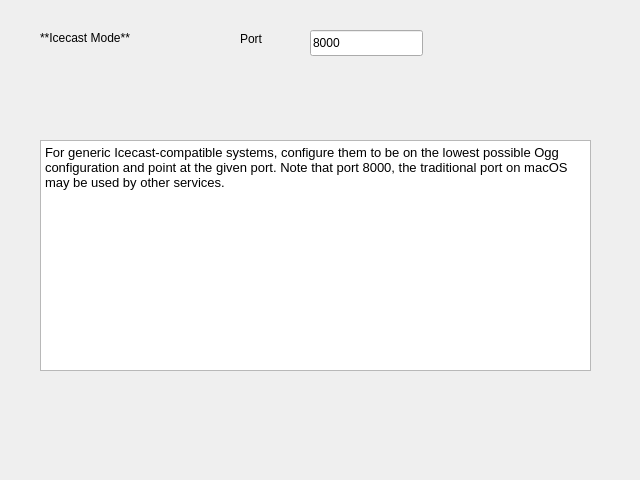
First picture: the form in nowplaying/resources/ui/inputs_icecast.ui, repository whatsnowplaying/whats-now-playing, before the edit.
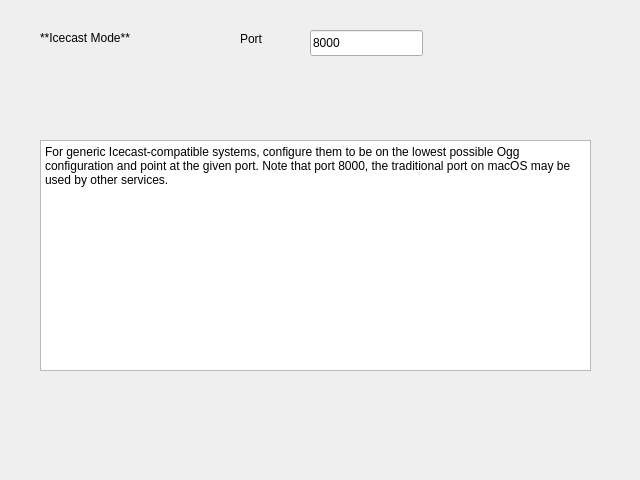
Second picture: the form after the edit.

Commit message:
Fix Windows font scaling, hide unimplemented Kick commands, docs
* Remove hardcoded macOS font families and absolute pt sizes from
  all settings UI panels; Qt now inherits system font correctly on
  all platforms
* Fix About page title to use widget font property instead of
  inline HTML font-size
* Hide unimplemented command/permissions widgets in Kick Chat UI
* Add kickbot-settings.png and kickbot-chat.png to docs
* Update CHANGELOG: security fixes, SSL CA store, reliability
  improvements, arrow overlay, font scaling, Serato3 null-byte fix
* Remove basedpyright from requirements-dev.txt

```diff
--- a/nowplaying/resources/ui/inputs_icecast.ui
+++ b/nowplaying/resources/ui/inputs_icecast.ui
@@ -74,8 +74,8 @@
 hr { height: 1px; border-width: 0; }
 li.unchecked::marker { content: &quot;\2610&quot;; }
 li.checked::marker { content: &quot;\2612&quot;; }
-&lt;/style&gt;&lt;/head&gt;&lt;body style=&quot; font-family:'Sans'; font-size:10pt; font-weight:400; font-style:normal;&quot;&gt;
-&lt;p style=&quot; margin-top:0px; margin-bottom:0px; margin-left:0px; margin-right:0px; -qt-block-indent:0; text-indent:0px;&quot;&gt;For generic Icecast-compatible systems, configure them to be on the lowest possible Ogg configuration and point at the given port. Note that port 8000, the traditional port on macOS may be used by other services.&lt;/p&gt;&lt;/body&gt;&lt;/html&gt;</string>
+&lt;/style&gt;&lt;/head&gt;&lt;body&gt;
+&lt;p style=&quot;margin-top:0px; margin-bottom:0px; margin-left:0px; margin-right:0px; -qt-block-indent:0; text-indent:0px&quot;&gt;For generic Icecast-compatible systems, configure them to be on the lowest possible Ogg configuration and point at the given port. Note that port 8000, the traditional port on macOS may be used by other services.&lt;/p&gt;&lt;/body&gt;&lt;/html&gt;</string>
    </property>
   </widget>
  </widget>
```
The commit also changes 26 other files.
